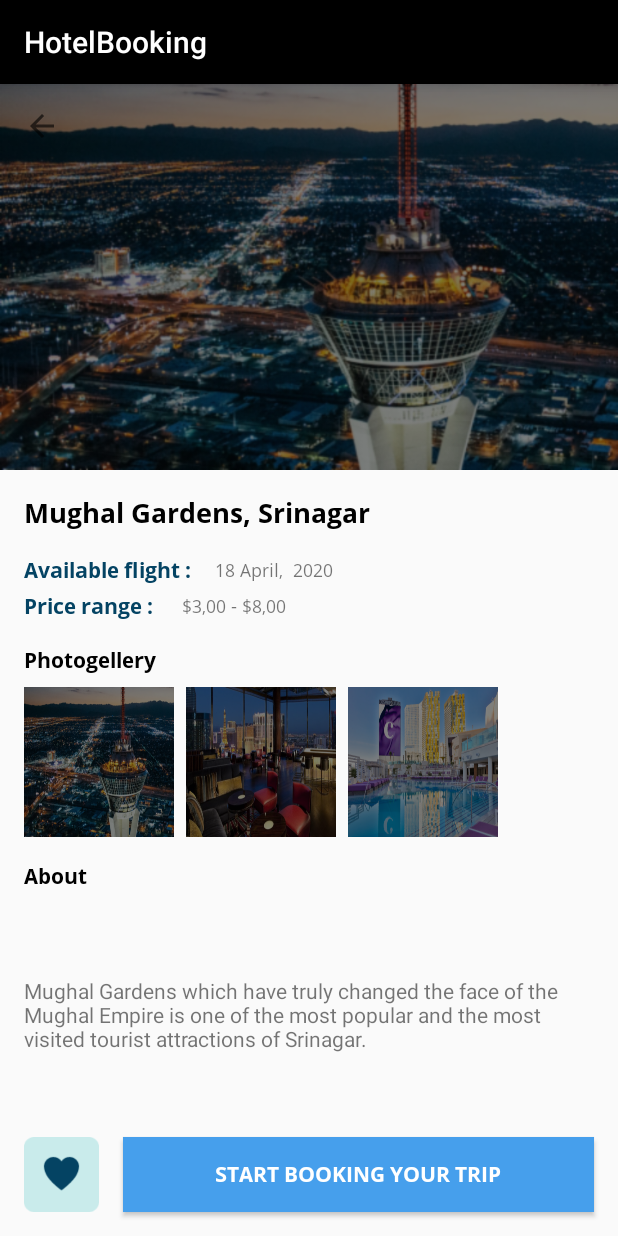
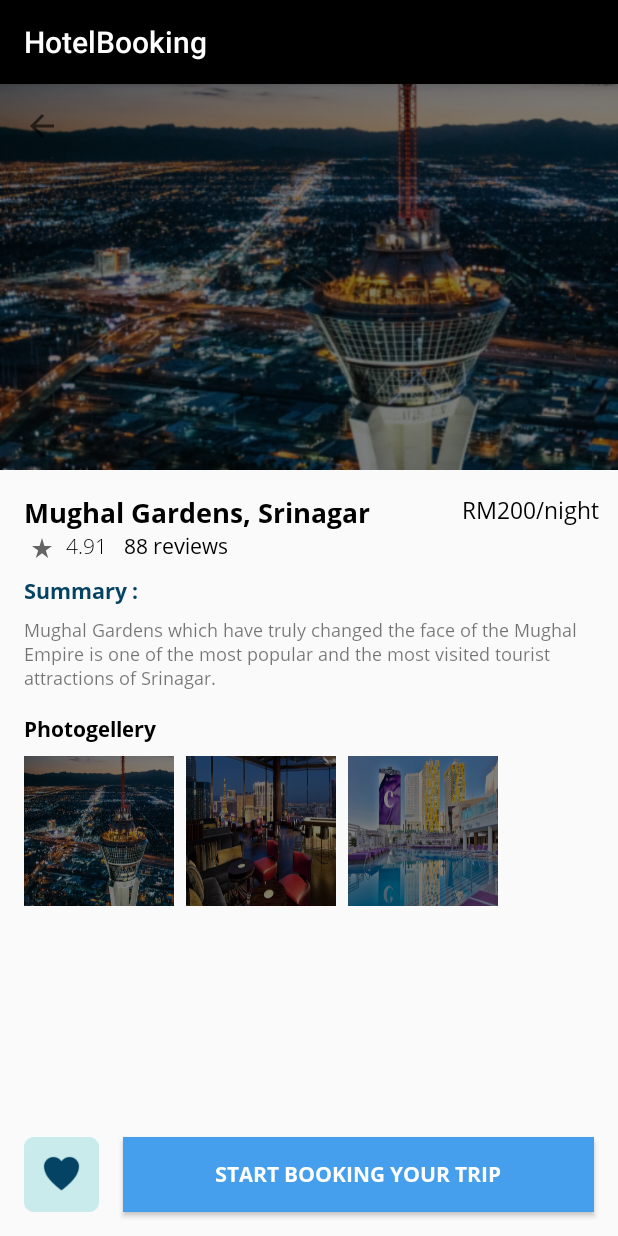
Before and after one commit to Zshui58/HotelBooking, an Android app: the DetailActivity screen opened directly, with no data from a screen before it, on a phone screen of 412 x 824 dp. Run offline under Robolectric (Android 15) with nearby library versions, the phone set to English and light mode, and no system bars.

```diff
--- a/app/src/main/AndroidManifest.xml
+++ b/app/src/main/AndroidManifest.xml
@@ -9,6 +9,9 @@
         android:roundIcon="@mipmap/ic_launcher_round"
         android:supportsRtl="true"
         android:theme="@style/Theme.HotelBooking">
+        <activity
+            android:name=".ReviewActivity"
+            android:exported="false" />
         <activity
             android:name=".DetailActivity"
             android:exported="false" />
--- a/app/src/main/java/my/edu/utar/hotelbooking/DetailActivity.java
+++ b/app/src/main/java/my/edu/utar/hotelbooking/DetailActivity.java
@@ -2,7 +2,10 @@ package my.edu.utar.hotelbooking;
 
 import androidx.appcompat.app.AppCompatActivity;
 
+import android.content.Intent;
 import android.os.Bundle;
+import android.view.View;
+import android.widget.TextView;
 
 public class DetailActivity extends AppCompatActivity {
 
@@ -10,5 +13,16 @@ public class DetailActivity extends AppCompatActivity {
     protected void onCreate(Bundle savedInstanceState) {
         super.onCreate(savedInstanceState);
         setContentView(R.layout.activity_detail);
+
+        TextView reviewTextView = findViewById(R.id.review);
+        reviewTextView.setOnClickListener(new View.OnClickListener() {
+            @Override
+            public void onClick(View v) {
+                // Start the new activity here
+                Intent intent = new Intent(DetailActivity.this, ReviewActivity.class);
+                startActivity(intent);
+            }
+        });
+
     }
 }
--- /dev/null
+++ b/app/src/main/java/my/edu/utar/hotelbooking/ReviewActivity.java
@@ -0,0 +1,14 @@
+package my.edu.utar.hotelbooking;
+
+import androidx.appcompat.app.AppCompatActivity;
+
+import android.os.Bundle;
+
+public class ReviewActivity extends AppCompatActivity {
+
+    @Override
+    protected void onCreate(Bundle savedInstanceState) {
+        super.onCreate(savedInstanceState);
+        setContentView(R.layout.activity_review);
+    }
+}
--- /dev/null
+++ b/app/src/main/res/drawable/ic_baseline_star_rate_24.xml
@@ -0,0 +1,10 @@
+<vector xmlns:android="http://schemas.android.com/apk/res/android"
+    android:width="24dp"
+    android:height="24dp"
+    android:viewportWidth="24"
+    android:viewportHeight="24"
+    android:tint="?attr/colorControlNormal">
+  <path
+      android:fillColor="@android:color/white"
+      android:pathData="M14.43,10l-2.43,-8l-2.43,8l-7.57,0l6.18,4.41l-2.35,7.59l6.17,-4.69l6.18,4.69l-2.35,-7.59l6.17,-4.41z"/>
+</vector>
--- a/app/src/main/res/layout/activity_detail.xml
+++ b/app/src/main/res/layout/activity_detail.xml
@@ -41,51 +41,79 @@
 
 
     <TextView
+        android:id="@+id/textView7"
+        android:layout_width="wrap_content"
+        android:layout_height="wrap_content"
+        android:layout_marginStart="308dp"
+        android:layout_marginTop="16dp"
+        android:fontFamily="@font/open_sans_regular"
+        android:text="RM200/night"
+        android:textColor="@android:color/background_dark"
+        android:textSize="15sp"
+        app:layout_constraintStart_toStartOf="parent"
+        app:layout_constraintTop_toBottomOf="@+id/imageView3" />
+
+
+    <ImageView
+        android:id="@+id/imageView5"
+        android:layout_width="16dp"
+        android:layout_height="16dp"
+        android:layout_marginStart="16dp"
+        android:layout_marginTop="28dp"
+        android:layout_marginEnd="376dp"
+        app:layout_constraintEnd_toEndOf="parent"
+        app:layout_constraintHorizontal_bias="1.0"
+        app:layout_constraintTop_toBottomOf="@id/textView6"
+        app:layout_constraintTop_toTopOf="@+id/textView6"
+        app:srcCompat="@drawable/ic_baseline_star_rate_24" />
+
+    <TextView
+        android:id="@+id/rate"
+        android:layout_width="wrap_content"
+        android:layout_height="wrap_content"
+        android:layout_marginStart="8dp"
+        android:fontFamily="@font/open_sans_light"
+        android:text="4.91 "
+        android:textColor="@android:color/background_dark"
+        app:layout_constraintStart_toEndOf="@+id/imageView5"
+        app:layout_constraintTop_toBottomOf="@+id/textView6" />
+
+    <TextView
+        android:id="@+id/review"
+        android:layout_width="wrap_content"
+        android:layout_height="wrap_content"
+        android:layout_marginStart="8dp"
+        android:fontFamily="@font/open_sans_regular"
+        android:text="88 reviews "
+        android:textColor="@android:color/background_dark"
+        app:layout_constraintStart_toEndOf="@+id/rate"
+        app:layout_constraintTop_toBottomOf="@+id/textView6" />
+
+    <TextView
         android:id="@+id/textView8"
         android:layout_width="wrap_content"
         android:layout_height="wrap_content"
-        android:layout_marginTop="16dp"
+        android:layout_marginTop="30dp"
         android:fontFamily="@font/open_sans_bold"
-        android:text="Available flight :"
+        android:text="Summary :"
         android:textColor="#044363"
         android:textSize="14sp"
         app:layout_constraintStart_toStartOf="@+id/textView6"
         app:layout_constraintTop_toBottomOf="@+id/textView6" />
 
     <TextView
-        android:id="@+id/textView9"
-        android:layout_width="wrap_content"
+        android:id="@+id/textView11"
+        android:layout_width="0dp"
         android:layout_height="wrap_content"
-        android:layout_marginTop="4dp"
-        android:fontFamily="@font/open_sans_bold"
-        android:text="Price range : "
-        android:textColor="#044363"
+        android:layout_marginTop="8dp"
+        android:layout_marginEnd="16dp"
+        android:layout_marginBottom="8dp"
+        android:fontFamily="@font/open_sans_regular"
+        android:text="Mughal Gardens which have truly changed the face of the Mughal Empire is one of the most popular and the most visited tourist attractions of Srinagar."
+        android:textSize="12sp"
+        app:layout_constraintEnd_toEndOf="parent"
         app:layout_constraintStart_toStartOf="@+id/textView8"
-        app:layout_constraintTop_toBottomOf="@+id/textView8" />
-
-    <TextView
-        android:id="@+id/textView10"
-        android:layout_width="wrap_content"
-        android:layout_height="wrap_content"
-        android:layout_marginStart="16dp"
-        android:fontFamily="@font/open_sans_regular"
-        android:text="18 April,  2020"
-        android:textSize="12sp"
-        app:layout_constraintBottom_toBottomOf="@+id/textView8"
-        app:layout_constraintStart_toEndOf="@+id/textView8"
-        app:layout_constraintTop_toTopOf="@+id/textView8" />
-
-    <TextView
-        android:id="@+id/textView11"
-        android:layout_width="wrap_content"
-        android:layout_height="wrap_content"
-        android:layout_marginStart="16dp"
-        android:fontFamily="@font/open_sans_regular"
-        android:text="$3,00 - $8,00"
-        android:textSize="12sp"
-        app:layout_constraintBottom_toBottomOf="@+id/textView9"
-        app:layout_constraintStart_toEndOf="@+id/textView9"
-        app:layout_constraintTop_toTopOf="@+id/textView9" />
+        app:layout_constraintTop_toBottomOf="@+id/textView8"/>
 
     <TextView
         android:id="@+id/textView12"
@@ -95,8 +123,8 @@
         android:fontFamily="@font/open_sans_bold"
         android:text="Photogellery"
         android:textColor="@android:color/background_dark"
-        app:layout_constraintStart_toStartOf="@+id/textView9"
-        app:layout_constraintTop_toBottomOf="@+id/textView9" />
+        app:layout_constraintStart_toStartOf="@+id/textView11"
+        app:layout_constraintTop_toBottomOf="@+id/textView11" />
 
     <ImageView
         android:id="@+id/imageView8"
@@ -141,31 +169,6 @@
         app:layout_constraintStart_toStartOf="parent"
         app:srcCompat="@drawable/like" />
 
-    <TextView
-        android:id="@+id/textView13"
-        android:layout_width="wrap_content"
-        android:layout_height="wrap_content"
-        android:layout_marginStart="16dp"
-        android:layout_marginTop="16dp"
-        android:fontFamily="@font/open_sans_bold"
-        android:text="About "
-        android:textColor="@android:color/background_dark"
-        app:layout_constraintStart_toStartOf="parent"
-        app:layout_constraintTop_toBottomOf="@+id/imageView8" />
-
-    <TextView
-        android:id="@+id/textView14"
-        android:layout_width="0dp"
-        android:layout_height="wrap_content"
-        android:layout_marginTop="8dp"
-        android:layout_marginEnd="16dp"
-        android:layout_marginBottom="8dp"
-        android:text="Mughal Gardens which have truly changed the face of the Mughal Empire is one of the most popular and the most visited tourist attractions of Srinagar."
-        app:layout_constraintBottom_toTopOf="@+id/button"
-        app:layout_constraintEnd_toEndOf="parent"
-        app:layout_constraintStart_toStartOf="@+id/textView13"
-        app:layout_constraintTop_toBottomOf="@+id/textView13" />
-
     <Button
         android:id="@+id/button"
         android:layout_width="0dp"
--- /dev/null
+++ b/app/src/main/res/layout/activity_review.xml
@@ -0,0 +1,9 @@
+<?xml version="1.0" encoding="utf-8"?>
+<androidx.constraintlayout.widget.ConstraintLayout xmlns:android="http://schemas.android.com/apk/res/android"
+    xmlns:app="http://schemas.android.com/apk/res-auto"
+    xmlns:tools="http://schemas.android.com/tools"
+    android:layout_width="match_parent"
+    android:layout_height="match_parent"
+    tools:context=".ReviewActivity">
+
+</androidx.constraintlayout.widget.ConstraintLayout>
```
